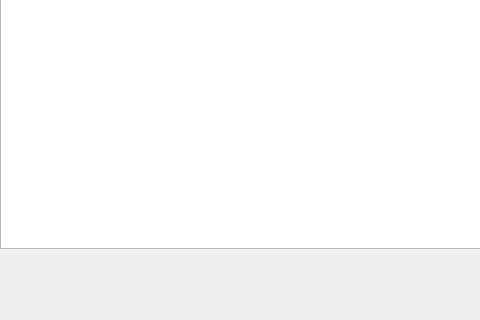
Qt form 과제/1/ui/Main_Window.ui (pi-lee-lee/learn) before a commit; both pictures show x 0 to 480 and y 242 to 562 of the 841 by 562 pixel window.
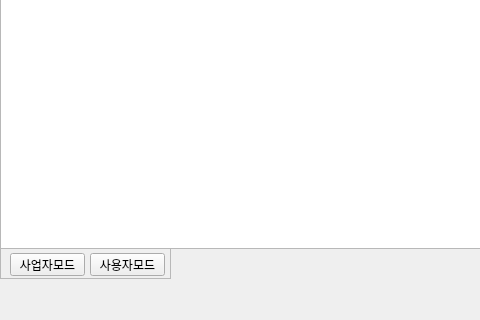
The same form after that commit.

```diff
--- a/과제/1/ui/Main_Window.ui
+++ b/과제/1/ui/Main_Window.ui
@@ -75,6 +75,48 @@
 &lt;p style=&quot; margin-top:0px; margin-bottom:0px; margin-left:0px; margin-right:0px; -qt-block-indent:0; text-indent:0px;&quot;&gt;로그인해야 시작합니다. &lt;/p&gt;&lt;/body&gt;&lt;/html&gt;</string>
     </property>
    </widget>
+   <widget class="QFrame" name="AdminFrame">
+    <property name="geometry">
+     <rect>
+      <x>0</x>
+      <y>490</y>
+      <width>171</width>
+      <height>31</height>
+     </rect>
+    </property>
+    <property name="frameShape">
+     <enum>QFrame::StyledPanel</enum>
+    </property>
+    <property name="frameShadow">
+     <enum>QFrame::Raised</enum>
+    </property>
+    <widget class="QPushButton" name="ComMode">
+     <property name="geometry">
+      <rect>
+       <x>10</x>
+       <y>5</y>
+       <width>75</width>
+       <height>23</height>
+      </rect>
+     </property>
+     <property name="text">
+      <string>사업자모드</string>
+     </property>
+    </widget>
+    <widget class="QPushButton" name="UserMode">
+     <property name="geometry">
+      <rect>
+       <x>90</x>
+       <y>5</y>
+       <width>75</width>
+       <height>23</height>
+      </rect>
+     </property>
+     <property name="text">
+      <string>사용자모드</string>
+     </property>
+    </widget>
+   </widget>
   </widget>
   <widget class="QStatusBar" name="statusbar"/>
   <widget class="QMenuBar" name="menubar">
```
Left out of the diff: 19 changed lines with no effect on the pictures.
